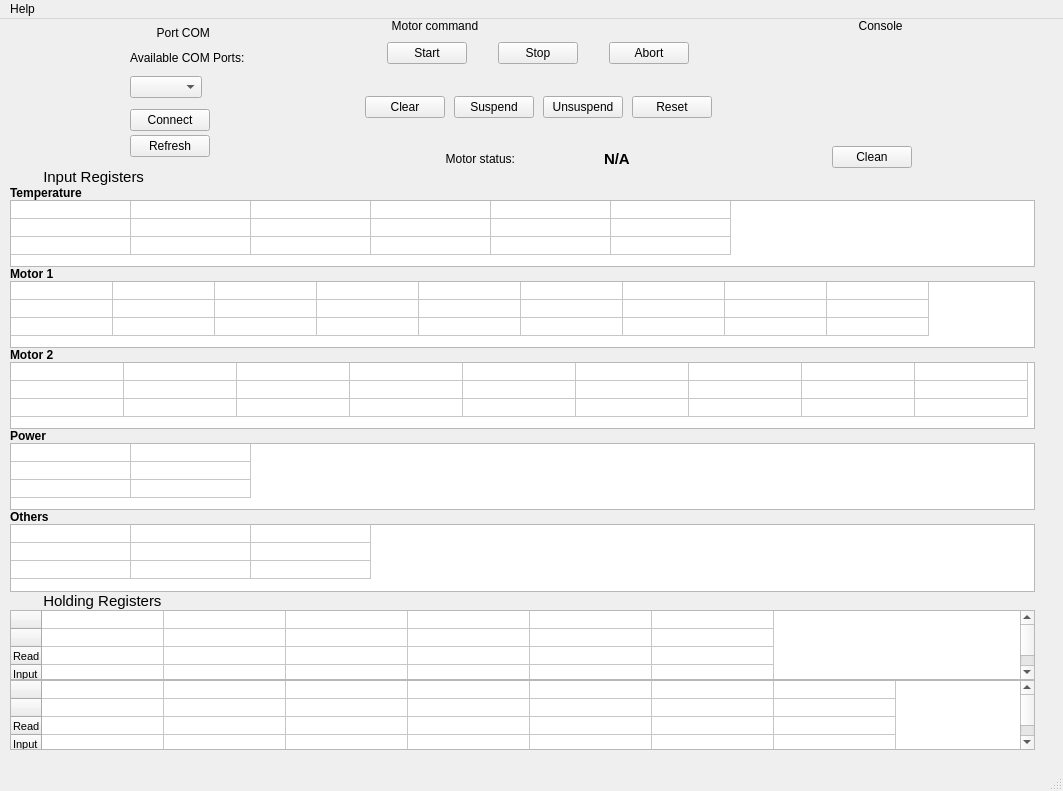
equium-energy/power_electronic_controler_HMI, file front/style/main_window.ui: the form before one commit.
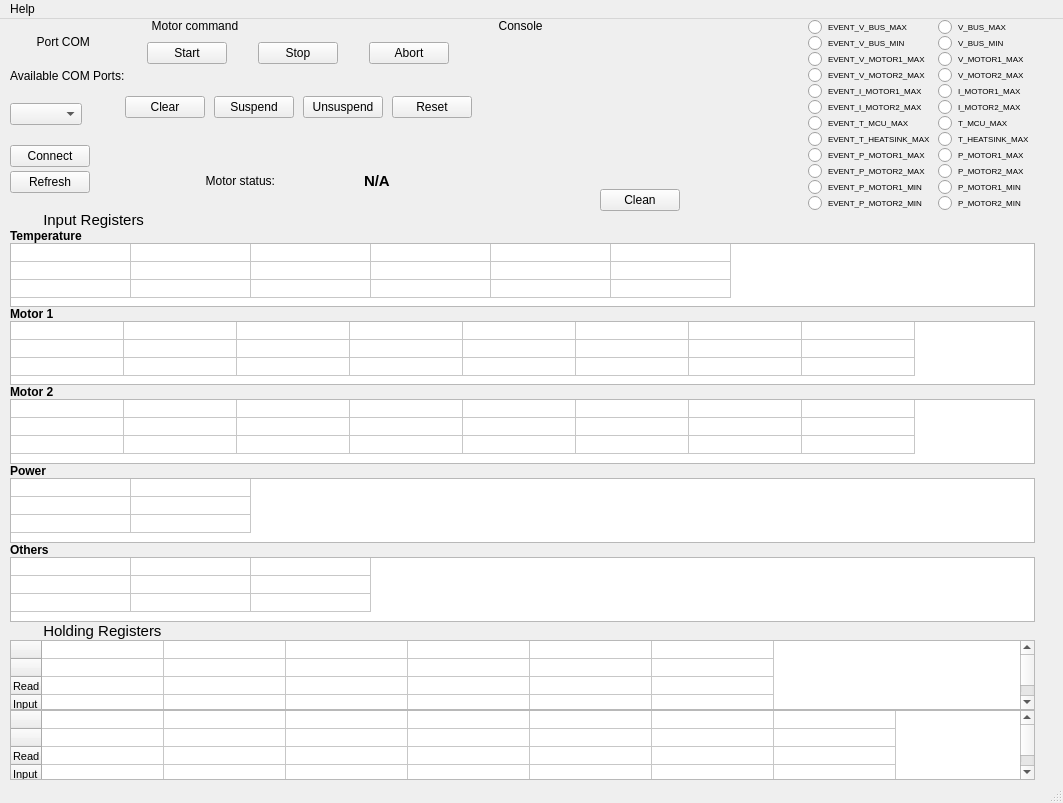
The form after the commit.

Commit message: :art: Add warnings and alarms

```diff
--- a/front/style/main_window.ui
+++ b/front/style/main_window.ui
@@ -7,7 +7,7 @@
     <x>0</x>
     <y>0</y>
     <width>1063</width>
-    <height>791</height>
+    <height>803</height>
    </rect>
   </property>
   <property name="windowTitle">
@@ -20,7 +20,7 @@
       <x>10</x>
       <y>0</y>
       <width>1025</width>
-      <height>731</height>
+      <height>761</height>
      </rect>
     </property>
     <layout class="QVBoxLayout" name="verticalLayout">
@@ -325,7 +325,7 @@
          <item>
           <widget class="QLabel" name="label_console">
            <property name="sizePolicy">
-            <sizepolicy hsizetype="Preferred" vsizetype="Minimum">
+            <sizepolicy hsizetype="MinimumExpanding" vsizetype="Minimum">
              <horstretch>0</horstretch>
              <verstretch>0</verstretch>
             </sizepolicy>
@@ -355,7 +355,409 @@
         </layout>
        </item>
        <item>
-        <layout class="QVBoxLayout" name="verticalLayout_6"/>
+        <layout class="QHBoxLayout" name="horizontalLayout_4">
+         <property name="spacing">
+          <number>2</number>
+         </property>
+         <item>
+          <layout class="QVBoxLayout" name="verticalLayout_6">
+           <property name="spacing">
+            <number>0</number>
+           </property>
+           <item>
+            <widget class="QRadioButton" name="rB_evt_v_bus_max">
+             <property name="font">
+              <font>
+               <pointsize>6</pointsize>
+              </font>
+             </property>
+             <property name="text">
+              <string>EVENT_V_BUS_MAX</string>
+             </property>
+             <property name="checkable">
+              <bool>false</bool>
+             </property>
+            </widget>
+           </item>
+           <item>
+            <widget class="QRadioButton" name="rB_evt_v_bus_min">
+             <property name="font">
+              <font>
+               <pointsize>6</pointsize>
+              </font>
+             </property>
+             <property name="text">
+              <string>EVENT_V_BUS_MIN</string>
+             </property>
+             <property name="checkable">
+              <bool>false</bool>
+             </property>
+            </widget>
+           </item>
+           <item>
+            <widget class="QRadioButton" name="rB_evt_v_motor1_max">
+             <property name="sizePolicy">
+              <sizepolicy hsizetype="Minimum" vsizetype="Maximum">
+               <horstretch>0</horstretch>
+               <verstretch>0</verstretch>
+              </sizepolicy>
+             </property>
+             <property name="font">
+              <font>
+               <pointsize>6</pointsize>
+              </font>
+             </property>
+             <property name="text">
+              <string>EVENT_V_MOTOR1_MAX</string>
+             </property>
+             <property name="checkable">
+              <bool>false</bool>
+             </property>
+            </widget>
+           </item>
+           <item>
+            <widget class="QRadioButton" name="rB_evt_v_motor2_max">
+             <property name="font">
+              <font>
+               <pointsize>6</pointsize>
+              </font>
+             </property>
+             <property name="text">
+              <string>EVENT_V_MOTOR2_MAX</string>
+             </property>
+             <property name="checkable">
+              <bool>false</bool>
+             </property>
+            </widget>
+           </item>
+           <item>
+            <widget class="QRadioButton" name="rB_evt_i_motor1_max">
+             <property name="font">
+              <font>
+               <pointsize>6</pointsize>
+              </font>
+             </property>
+             <property name="text">
+              <string>EVENT_I_MOTOR1_MAX</string>
+             </property>
+             <property name="checkable">
+              <bool>false</bool>
+             </property>
+            </widget>
+           </item>
+           <item>
+            <widget class="QRadioButton" name="rB_evt_i_motor2_max">
+             <property name="font">
+              <font>
+               <pointsize>6</pointsize>
+              </font>
+             </property>
+             <property name="text">
+              <string>EVENT_I_MOTOR2_MAX</string>
+             </property>
+             <property name="checkable">
+              <bool>false</bool>
+             </property>
+            </widget>
+           </item>
+           <item>
+            <widget class="QRadioButton" name="rB_evt_t_mcu_max">
+             <property name="sizePolicy">
+              <sizepolicy hsizetype="Minimum" vsizetype="Maximum">
+               <horstretch>0</horstretch>
+               <verstretch>0</verstretch>
+              </sizepolicy>
+             </property>
+             <property name="font">
+              <font>
+               <pointsize>6</pointsize>
+              </font>
+             </property>
+             <property name="text">
+              <string>EVENT_T_MCU_MAX</string>
+             </property>
+             <property name="checkable">
+              <bool>false</bool>
+             </property>
+            </widget>
+           </item>
+           <item>
+            <widget class="QRadioButton" name="rB_evt_t_heatsink_max">
+             <property name="font">
+              <font>
+               <pointsize>6</pointsize>
+              </font>
+             </property>
+             <property name="text">
+              <string>EVENT_T_HEATSINK_MAX</string>
+             </property>
+             <property name="checkable">
+              <bool>false</bool>
+             </property>
+            </widget>
+           </item>
+           <item>
+            <widget class="QRadioButton" name="rB_evt_p_motor1_max">
+             <property name="font">
+              <font>
+               <pointsize>6</pointsize>
+              </font>
+             </property>
+             <property name="text">
+              <string>EVENT_P_MOTOR1_MAX</string>
+             </property>
+             <property name="checkable">
+              <bool>false</bool>
+             </property>
+            </widget>
+           </item>
+           <item>
+            <widget class="QRadioButton" name="rB_evt_p_motor1_max_2">
+             <property name="font">
+              <font>
+               <pointsize>6</pointsize>
+              </font>
+             </property>
+             <property name="text">
+              <string>EVENT_P_MOTOR2_MAX</string>
+             </property>
+             <property name="checkable">
+              <bool>false</bool>
+             </property>
+            </widget>
+           </item>
+           <item>
+            <widget class="QRadioButton" name="rB_evt_p_motor1_min">
+             <property name="font">
+              <font>
+               <pointsize>6</pointsize>
+              </font>
+             </property>
+             <property name="text">
+              <string>EVENT_P_MOTOR1_MIN</string>
+             </property>
+             <property name="checkable">
+              <bool>false</bool>
+             </property>
+            </widget>
+           </item>
+           <item>
+            <widget class="QRadioButton" name="rB_evt_p_motor2_min">
+             <property name="font">
+              <font>
+               <pointsize>6</pointsize>
+              </font>
+             </property>
+             <property name="text">
+              <string>EVENT_P_MOTOR2_MIN</string>
+             </property>
+             <property name="checkable">
+              <bool>false</bool>
+             </property>
+            </widget>
+           </item>
+          </layout>
+         </item>
+         <item>
+          <layout class="QVBoxLayout" name="verticalLayout_8">
+           <property name="spacing">
+            <number>0</number>
+           </property>
+           <item>
+            <widget class="QRadioButton" name="rB_v_bus_max">
+             <property name="font">
+              <font>
+               <pointsize>6</pointsize>
+              </font>
+             </property>
+             <property name="text">
+              <string>V_BUS_MAX</string>
+             </property>
+             <property name="checkable">
+              <bool>false</bool>
+             </property>
+            </widget>
+           </item>
+           <item>
+            <widget class="QRadioButton" name="rB_v_bus_min">
+             <property name="font">
+              <font>
+               <pointsize>6</pointsize>
+              </font>
+             </property>
+             <property name="text">
+              <string>V_BUS_MIN</string>
+             </property>
+             <property name="checkable">
+              <bool>false</bool>
+             </property>
+            </widget>
+           </item>
+           <item>
+            <widget class="QRadioButton" name="rB_v_motor1_max">
+             <property name="sizePolicy">
+              <sizepolicy hsizetype="Minimum" vsizetype="Maximum">
+               <horstretch>0</horstretch>
+               <verstretch>0</verstretch>
+              </sizepolicy>
+             </property>
+             <property name="font">
+              <font>
+               <pointsize>6</pointsize>
+              </font>
+             </property>
+             <property name="text">
+              <string>V_MOTOR1_MAX</string>
+             </property>
+             <property name="checkable">
+              <bool>false</bool>
+             </property>
+            </widget>
+           </item>
+           <item>
+            <widget class="QRadioButton" name="rB_v_motor2_max">
+             <property name="font">
+              <font>
+               <pointsize>6</pointsize>
+              </font>
+             </property>
+             <property name="text">
+              <string>V_MOTOR2_MAX</string>
+             </property>
+             <property name="checkable">
+              <bool>false</bool>
+             </property>
+            </widget>
+           </item>
+           <item>
+            <widget class="QRadioButton" name="rB_i_motor1_max">
+             <property name="font">
+              <font>
+               <pointsize>6</pointsize>
+              </font>
+             </property>
+             <property name="text">
+              <string>I_MOTOR1_MAX</string>
+             </property>
+             <property name="checkable">
+              <bool>false</bool>
+             </property>
+            </widget>
+           </item>
+           <item>
+            <widget class="QRadioButton" name="rB_i_motor2_max">
+             <property name="font">
+              <font>
+               <pointsize>6</pointsize>
+              </font>
+             </property>
+             <property name="text">
+              <string>I_MOTOR2_MAX</string>
+             </property>
+             <property name="checkable">
+              <bool>false</bool>
+             </property>
+            </widget>
+           </item>
+           <item>
+            <widget class="QRadioButton" name="rB_t_mcu_max">
+             <property name="sizePolicy">
+              <sizepolicy hsizetype="Minimum" vsizetype="Maximum">
+               <horstretch>0</horstretch>
+               <verstretch>0</verstretch>
+              </sizepolicy>
+             </property>
+             <property name="font">
+              <font>
+               <pointsize>6</pointsize>
+              </font>
+             </property>
+             <property name="text">
+              <string>T_MCU_MAX</string>
+             </property>
+             <property name="checkable">
+              <bool>false</bool>
+             </property>
+            </widget>
+           </item>
+           <item>
+            <widget class="QRadioButton" name="rB_t_heatsink_max">
+             <property name="font">
+              <font>
+               <pointsize>6</pointsize>
+              </font>
+             </property>
+             <property name="text">
+              <string>T_HEATSINK_MAX</string>
+             </property>
+             <property name="checkable">
+              <bool>false</bool>
+             </property>
+            </widget>
+           </item>
+           <item>
+            <widget class="QRadioButton" name="rB_p_motor1_max">
+             <property name="font">
+              <font>
+               <pointsize>6</pointsize>
+              </font>
+             </property>
+             <property name="text">
+              <string>P_MOTOR1_MAX</string>
+             </property>
+             <property name="checkable">
+              <bool>false</bool>
+             </property>
+            </widget>
+           </item>
+           <item>
+            <widget class="QRadioButton" name="rB_p_motor2_max">
+             <property name="font">
+              <font>
+               <pointsize>6</pointsize>
+              </font>
+             </property>
+             <property name="text">
+              <string>P_MOTOR2_MAX</string>
+             </property>
+             <property name="checkable">
+              <bool>false</bool>
+             </property>
+            </widget>
+           </item>
+           <item>
+            <widget class="QRadioButton" name="rB_p_motor1_min">
+             <property name="font">
+              <font>
+               <pointsize>6</pointsize>
+              </font>
+             </property>
+             <property name="text">
+              <string>P_MOTOR1_MIN</string>
+             </property>
+             <property name="checkable">
+              <bool>false</bool>
+             </property>
+            </widget>
+           </item>
+           <item>
+            <widget class="QRadioButton" name="rB_p_motor2_min">
+             <property name="font">
+              <font>
+               <pointsize>6</pointsize>
+              </font>
+             </property>
+             <property name="text">
+              <string>P_MOTOR2_MIN</string>
+             </property>
+             <property name="checkable">
+              <bool>false</bool>
+             </property>
+            </widget>
+           </item>
+          </layout>
+         </item>
+        </layout>
        </item>
       </layout>
      </item>
@@ -538,7 +940,7 @@
             <bool>true</bool>
            </attribute>
            <attribute name="horizontalHeaderDefaultSectionSize">
-            <number>102</number>
+            <number>113</number>
            </attribute>
            <attribute name="verticalHeaderVisible">
             <bool>false</bool>
@@ -604,11 +1006,6 @@
              <string/>
             </property>
            </column>
-           <column>
-            <property name="text">
-             <string/>
-            </property>
-           </column>
           </widget>
          </item>
          <item>
@@ -715,11 +1112,6 @@
              <string/>
             </property>
            </column>
-           <column>
-            <property name="text">
-             <string/>
-            </property>
-           </column>
           </widget>
          </item>
          <item>
```
Left out of the diff: 2 changed lines with no effect on the pictures. The commit also changes 1 other file.
